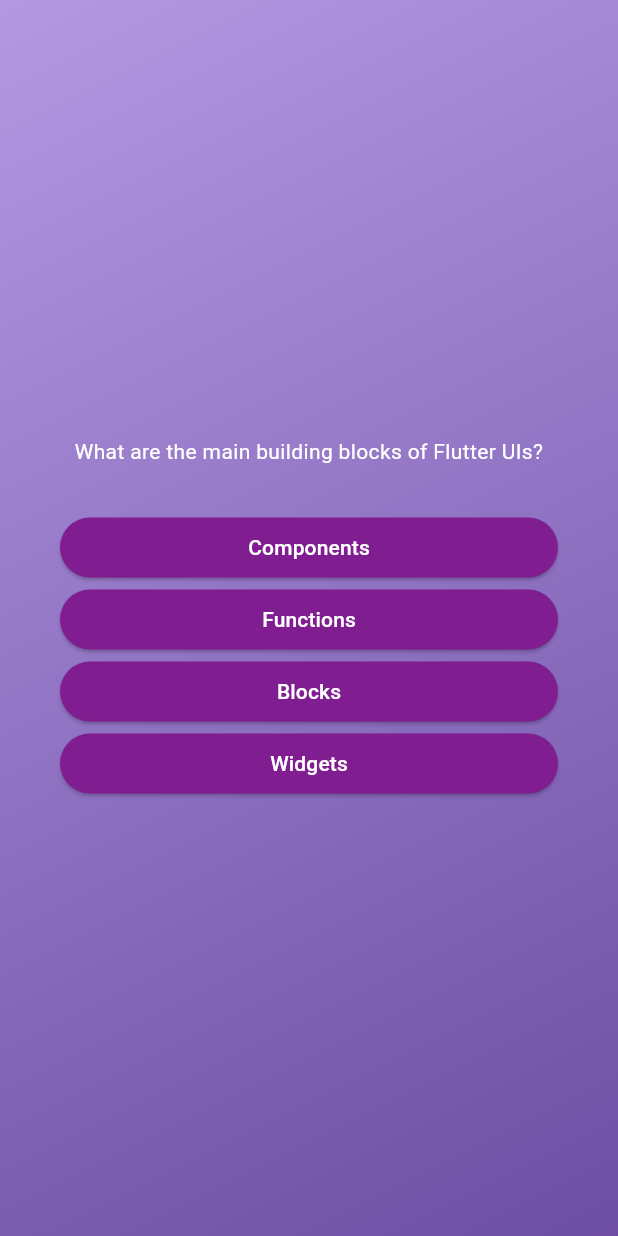
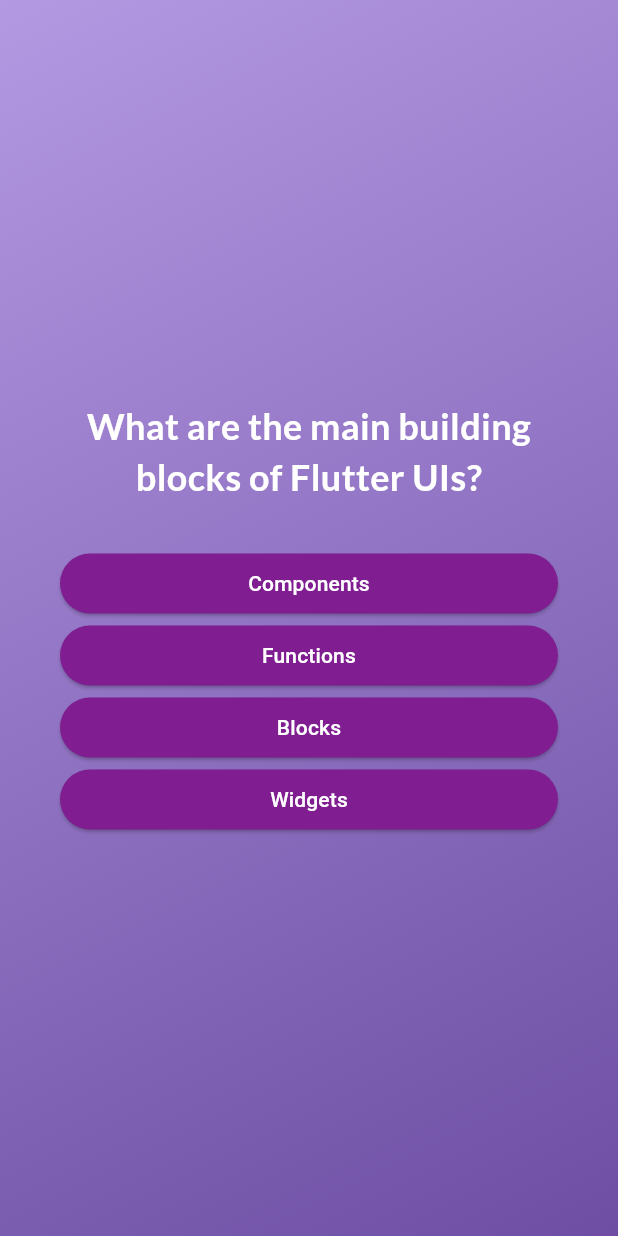
Before and after one commit to duongpnhe181501/flutter_project, a Flutter app: the screen it shows after launch, after a tap on "Start Quiz", on a phone screen of 412 x 824 dp. Run offline on Flutter 3.47's test engine with Material 3 defaults, Android fonts, the phone set to English and light mode, and no system bars; our stand-ins replace google_fonts.

Commit message:
Upload adv_basics

```diff
--- a/adv_basics/lib/answer_button.dart
+++ b/adv_basics/lib/answer_button.dart
@@ -25,7 +25,10 @@ class AnsersButton extends StatelessWidget {
           borderRadius: BorderRadius.circular(40),
         ),
       ),
-      child: Text(answerText),
+      child: Text(
+        answerText,
+        textAlign: TextAlign.center,
+      ),
     );
   }
 }
--- a/adv_basics/lib/models/quiz_question.dart
+++ b/adv_basics/lib/models/quiz_question.dart
@@ -4,7 +4,7 @@ class QuizQuestion {
   final String text;
   final List<String> answers;
 
-  List<String> getShuffledAnswer() {
+  List<String> get shuffledAnswer {
     final shuffledList = List.of(answers);
     shuffledList.shuffle();
     return shuffledList;
--- a/adv_basics/lib/questions_screen.dart
+++ b/adv_basics/lib/questions_screen.dart
@@ -1,9 +1,15 @@
 import 'package:adv_basics/answer_button.dart';
 import 'package:flutter/material.dart';
 import 'package:adv_basics/data/questions.dart';
+import 'package:google_fonts/google_fonts.dart';
 
 class QuestionsScreen extends StatefulWidget {
-  const QuestionsScreen({super.key});
+  const QuestionsScreen({
+    super.key,
+    required this.onSelectAnswer,
+  });
+
+  final void Function(String answer) onSelectAnswer;
 
   @override
   State<QuestionsScreen> createState() {
@@ -12,9 +18,18 @@ class QuestionsScreen extends StatefulWidget {
 }
 
 class _QuestionsScreenState extends State<QuestionsScreen> {
+  var currentQuestionIndex = 0;
+
+  void answerQuestion(String selectedAnswer) {
+    widget.onSelectAnswer(selectedAnswer);
+    setState(() {
+      currentQuestionIndex++;
+    });
+  }
+
   @override
   Widget build(context) {
-    final currentQuestion = questions[0];
+    final currentQuestion = questions[currentQuestionIndex];
 
     return SizedBox(
       width: double.infinity,
@@ -26,14 +41,21 @@ class _QuestionsScreenState extends State<QuestionsScreen> {
           children: [
             Text(
               currentQuestion.text,
-              style: const TextStyle(
+              style: GoogleFonts.lato(
                 color: Colors.white,
+                fontSize: 24,
+                fontWeight: FontWeight.bold,
               ),
               textAlign: TextAlign.center,
             ),
             const SizedBox(height: 30),
-            ...currentQuestion.getShuffledAnswer().map((answer) {
-              return AnsersButton(answerText: answer, onTap: () {});
+            ...currentQuestion.shuffledAnswer.map((answer) {
+              return AnsersButton(
+                answerText: answer,
+                onTap: () {
+                  answerQuestion(answer);
+                },
+              );
             }),
           ],
         ),
--- a/adv_basics/lib/quiz.dart
+++ b/adv_basics/lib/quiz.dart
@@ -1,4 +1,6 @@
+import 'package:adv_basics/data/questions.dart';
 import 'package:adv_basics/questions_screen.dart';
+import 'package:adv_basics/results_screen.dart';
 import 'package:flutter/material.dart';
 import 'package:adv_basics/start_screen.dart';
 
@@ -13,11 +15,28 @@ class Quiz extends StatefulWidget {
 
 class _QuizState extends State<Quiz> {
 //turn into private class
-
+  List<String> selectedAnswer = [];
   var activeScreen = 'start-screen';
 
   void switchScreen() {
     setState(() {
+      activeScreen = 'questions-screen';
+    });
+  }
+
+  void chooseAnswer(String answer) {
+    selectedAnswer.add(answer);
+
+    if (selectedAnswer.length == questions.length) {
+      setState(() {
+        activeScreen = 'results-screen';
+      });
+    }
+  }
+
+  void restartQuiz() {
+    setState(() {
+      selectedAnswer = [];
       activeScreen = 'questions-screen';
     });
   }
@@ -27,9 +46,17 @@ class _QuizState extends State<Quiz> {
     Widget screenWidget = StartScreen(switchScreen);
 
     if (activeScreen == 'questions-screen') {
-      screenWidget = const QuestionsScreen();
+      screenWidget = QuestionsScreen(
+        onSelectAnswer: chooseAnswer,
+      );
     }
 
+    if (activeScreen == 'results-screen') {
+      screenWidget = ResultsScreen(
+        chosenAnswers: selectedAnswer,
+        onRestart: restartQuiz,
+      );
+    }
 
     return MaterialApp(
       home: Scaffold(
--- a/adv_basics/lib/start_screen.dart
+++ b/adv_basics/lib/start_screen.dart
@@ -1,4 +1,5 @@
 import 'package:flutter/material.dart';
+import 'package:google_fonts/google_fonts.dart';
 
 class StartScreen extends StatelessWidget {
   const StartScreen(this.startQuiz, {super.key});
@@ -17,13 +18,11 @@ class StartScreen extends StatelessWidget {
             color: const Color.fromARGB(150, 255, 255, 255),
           ),
           const SizedBox(height: 80),
-          const Text(
-            'Learn Flutter the fun way',
-            style: TextStyle(
-              color: Colors.white,
-              fontSize: 24,
-            ),
-          ),
+          Text('Learn Flutter the fun way',
+              style: GoogleFonts.lato(
+                color: const Color.fromARGB(150, 255, 255, 255),
+                fontSize: 24,
+              )),
           const SizedBox(height: 20),
           OutlinedButton.icon(
             onPressed: startQuiz,
--- a/adv_basics/pubspec.yaml
+++ b/adv_basics/pubspec.yaml
@@ -35,6 +35,7 @@ dependencies:
   # The following adds the Cupertino Icons font to your application.
   # Use with the CupertinoIcons class for iOS style icons.
   cupertino_icons: ^1.0.2
+  google_fonts: ^6.1.0
 
 dev_dependencies:
   flutter_test:
```
Also changed, not shown: adv_basics/lib/questions_summary/question_identifier.dart (added, +36 -0 lines), adv_basics/lib/questions_summary/questions_summary.dart (added, +24 -0 lines), adv_basics/lib/questions_summary/summary_item.dart (added, +57 -0 lines), adv_basics/lib/results_screen.dart (added, +78 -0 lines), adv_basics/pubspec.lock, 1 other file.
